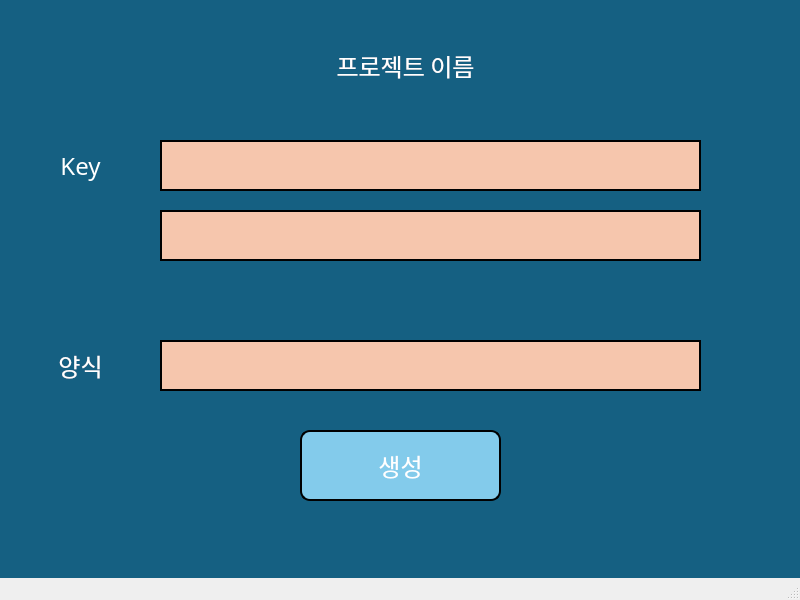
The window that worklog.ui (nakkasoft/das-worklog) describes before a commit, drawn with Qt 5.
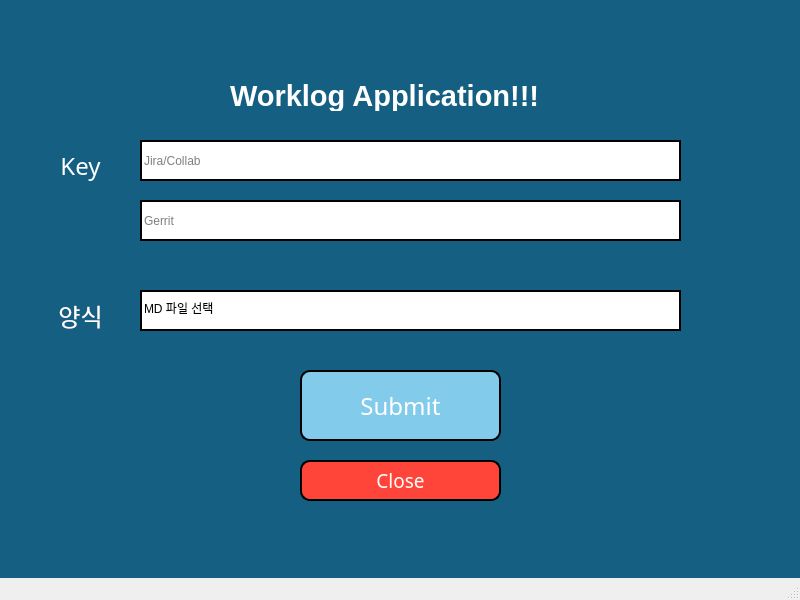
The same window after the commit.

What changed in the file:
```diff
--- a/worklog.ui
+++ b/worklog.ui
@@ -30,22 +30,6 @@
      <string/>
     </property>
    </widget>
-   <widget class="QLabel" name="label">
-    <property name="geometry">
-     <rect>
-      <x>160</x>
-      <y>140</y>
-      <width>541</width>
-      <height>51</height>
-     </rect>
-    </property>
-    <property name="styleSheet">
-     <string notr="true">border: 2px solid black; background-color: rgb(246, 198, 173);</string>
-    </property>
-    <property name="text">
-     <string/>
-    </property>
-   </widget>
    <widget class="QLabel" name="label_2">
     <property name="geometry">
      <rect>
@@ -71,68 +55,27 @@
      <set>Qt::AlignCenter</set>
     </property>
    </widget>
-   <widget class="QLabel" name="label_3">
+   <widget class="QLineEdit" name="lineEdit">
     <property name="geometry">
      <rect>
-      <x>160</x>
-      <y>210</y>
+      <x>140</x>
+      <y>140</y>
       <width>541</width>
-      <height>51</height>
+      <height>41</height>
      </rect>
     </property>
     <property name="styleSheet">
-     <string notr="true">border: 2px solid black; background-color: rgb(246, 198, 173);</string>
+     <string notr="true">border: 2px solid black; background-color: rgb(255, 255, 255);</string>
     </property>
-    <property name="text">
-     <string/>
-    </property>
-   </widget>
-   <widget class="QLabel" name="label_4">
-    <property name="geometry">
-     <rect>
-      <x>30</x>
-      <y>340</y>
-      <width>101</width>
-      <height>51</height>
-     </rect>
-    </property>
-    <property name="font">
-     <font>
-      <family>LG스마트체2.0 Regular</family>
-      <pointsize>18</pointsize>
-     </font>
-    </property>
-    <property name="styleSheet">
-     <string notr="true">color: white;</string>
-    </property>
-    <property name="text">
-     <string>양식</string>
-    </property>
-    <property name="alignment">
-     <set>Qt::AlignCenter</set>
-    </property>
-   </widget>
-   <widget class="QLabel" name="label_5">
-    <property name="geometry">
-     <rect>
-      <x>160</x>
-      <y>340</y>
-      <width>541</width>
-      <height>51</height>
-     </rect>
-    </property>
-    <property name="styleSheet">
-     <string notr="true">border: 2px solid black; background-color: rgb(246, 198, 173);</string>
-    </property>
-    <property name="text">
-     <string/>
+    <property name="placeholderText">
+     <string>Jira/Collab</string>
     </property>
    </widget>
    <widget class="QPushButton" name="pushButton">
     <property name="geometry">
      <rect>
       <x>300</x>
-      <y>430</y>
+      <y>370</y>
       <width>201</width>
       <height>71</height>
      </rect>
@@ -147,15 +90,53 @@
      <string notr="true">border: 2px solid black; background-color: rgb(131, 203, 235); border-radius: 10px; color: white;</string>
     </property>
     <property name="text">
-     <string>생성</string>
+     <string>Submit</string>
     </property>
    </widget>
-   <widget class="QLabel" name="label_6">
+   <widget class="QPushButton" name="closeButton">
     <property name="geometry">
      <rect>
-      <x>270</x>
-      <y>40</y>
-      <width>271</width>
+      <x>300</x>
+      <y>460</y>
+      <width>201</width>
+      <height>41</height>
+     </rect>
+    </property>
+    <property name="font">
+     <font>
+      <family>LG스마트체2.0 Regular</family>
+      <pointsize>14</pointsize>
+     </font>
+    </property>
+    <property name="styleSheet">
+     <string notr="true">border: 2px solid black; background-color: rgb(255, 69, 58); border-radius: 10px; color: white;</string>
+    </property>
+    <property name="text">
+     <string>Close</string>
+    </property>
+   </widget>
+   <widget class="QLineEdit" name="lineEdit_2">
+    <property name="geometry">
+     <rect>
+      <x>140</x>
+      <y>200</y>
+      <width>541</width>
+      <height>41</height>
+     </rect>
+    </property>
+    <property name="styleSheet">
+     <string notr="true">border: 2px solid black; background-color: rgb(255, 255, 255);</string>
+    </property>
+    <property name="placeholderText">
+     <string>Gerrit</string>
+    </property>
+   </widget>
+   <widget class="QLabel" name="label_3">
+    <property name="geometry">
+     <rect>
+      <x>30</x>
+      <y>290</y>
+      <width>101</width>
       <height>51</height>
      </rect>
     </property>
@@ -169,12 +150,51 @@
      <string notr="true">color: white;</string>
     </property>
     <property name="text">
-     <string>프로젝트 이름</string>
+     <string>양식</string>
     </property>
     <property name="alignment">
      <set>Qt::AlignCenter</set>
     </property>
    </widget>
+   <widget class="QLineEdit" name="lineEdit_3">
+    <property name="geometry">
+     <rect>
+      <x>140</x>
+      <y>290</y>
+      <width>541</width>
+      <height>41</height>
+     </rect>
+    </property>
+    <property name="styleSheet">
+     <string notr="true">border: 2px solid black; background-color: rgb(255, 255, 255);</string>
+    </property>
+    <property name="text">
+     <string>MD 파일 선택</string>
+    </property>
+   </widget>
+   <widget class="QLabel" name="label">
+    <property name="geometry">
+     <rect>
+      <x>230</x>
+      <y>80</y>
+      <width>331</width>
+      <height>31</height>
+     </rect>
+    </property>
+    <property name="font">
+     <font>
+      <pointsize>22</pointsize>
+      <weight>75</weight>
+      <bold>true</bold>
+     </font>
+    </property>
+    <property name="styleSheet">
+     <string notr="true">color: white;</string>
+    </property>
+    <property name="text">
+     <string>Worklog Application!!!</string>
+    </property>
+   </widget>
   </widget>
   <widget class="QMenuBar" name="menubar">
    <property name="geometry">
```
